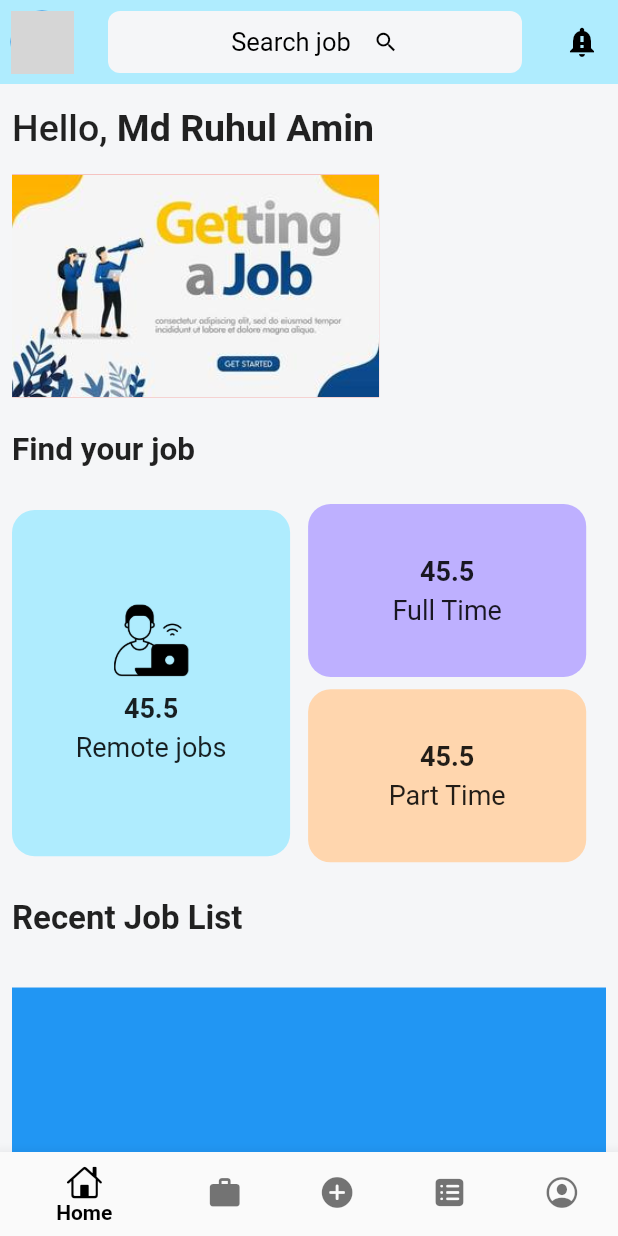
After one commit to ruhul7983/flutter_job_app, a Flutter app: the screen it shows once a user with an empty profile is signed in, on a phone screen of 412 x 824 dp. The commit adds this screen. Run offline on Flutter 3.47's test engine with Material 2 defaults, Android fonts, the phone set to English and light mode, and no system bars; our stand-ins replace cloud_firestore, firebase_auth, firebase_core, firebase_storage, image_picker; accounts and stored records are empty; network calls fail; grey boxes are pictures that could not be loaded.

Commit message:
Flutter job app update 9/7/23

```diff
--- a/lib/main.dart
+++ b/lib/main.dart
@@ -1,5 +1,7 @@
+import 'package:firebase_auth/firebase_auth.dart';
 import 'package:firebase_core/firebase_core.dart';
 import 'package:flutter/material.dart';
+import 'package:job_app/screens/bottom_nav.dart';
 import 'package:job_app/screens/splash_screen.dart';
 import 'package:job_app/utils/colors.dart';
 
@@ -27,7 +29,19 @@ class MyApp extends StatelessWidget {
         scaffoldBackgroundColor: mobileBackgroundColor,
         appBarTheme: AppBarTheme(iconTheme: IconThemeData(color: Colors.black))
       ),
-      home: SplashScreen(),
+      home: StreamBuilder(
+        stream: FirebaseAuth.instance.authStateChanges(),
+        builder: (context, snapshot) {
+          if(snapshot.connectionState == ConnectionState.active){
+            if(snapshot.hasData){
+              return Bottom_Nav();
+            }else if(snapshot.hasError){
+              return SplashScreen();
+            }
+          }
+          return SplashScreen();
+        }
+      ),
     );
   }
 }
--- /dev/null
+++ b/lib/screens/bottom_nav.dart
@@ -0,0 +1,48 @@
+import 'package:flutter/cupertino.dart';
+import 'package:flutter/material.dart';
+import 'package:job_app/utils/colors.dart';
+
+import 'bottom_nav/add_job.dart';
+import 'bottom_nav/all_jobs.dart';
+import 'bottom_nav/homepage.dart';
+import 'bottom_nav/my_applied.dart';
+import 'bottom_nav/profile.dart';
+
+class Bottom_Nav extends StatefulWidget {
+  const Bottom_Nav({Key? key}) : super(key: key);
+
+  @override
+  State<Bottom_Nav> createState() => _Bottom_NavState();
+}
+
+class _Bottom_NavState extends State<Bottom_Nav> {
+  final _page = [HomePage(), AllJobs(), AddJob(), MyApplied(), Profile()];
+  int _currentIndex = 0;
+
+  @override
+  Widget build(BuildContext context) {
+    return Scaffold(
+      bottomNavigationBar: BottomNavigationBar(
+        selectedItemColor: Colors.black,
+        backgroundColor: Colors.white,
+        unselectedItemColor: Colors.black54,
+        currentIndex: _currentIndex,
+        selectedLabelStyle:
+        TextStyle(color: Colors.black, fontWeight: FontWeight.bold),
+        items: [
+          BottomNavigationBarItem(icon: Icon(CupertinoIcons.home),label: "Home"),
+          BottomNavigationBarItem(icon: Icon(Icons.work),label: "All Jobs"),
+          BottomNavigationBarItem(icon: Icon(CupertinoIcons.add_circled_solid),label: "Post Job"),
+          BottomNavigationBarItem(icon: Icon(CupertinoIcons.square_list_fill),label: "Applied Job"),
+          BottomNavigationBarItem(icon: Icon(CupertinoIcons.profile_circled),label: "Profile"),
+        ],
+        onTap: (index){
+          setState(() {
+            _currentIndex = index;
+          });
+        },
+      ),
+      body: _page[_currentIndex],
+    );
+  }
+}
--- /dev/null
+++ b/lib/screens/bottom_nav/homepage.dart
@@ -0,0 +1,201 @@
+import 'package:flutter/material.dart';
+import 'package:job_app/utils/colors.dart';
+
+import '../../main.dart';
+import '../../widgets/job_post_card.dart';
+
+class HomePage extends StatefulWidget {
+  const HomePage({Key? key}) : super(key: key);
+
+  @override
+  State<HomePage> createState() => _HomePageState();
+}
+
+class _HomePageState extends State<HomePage> {
+  @override
+  Widget build(BuildContext context) {
+    //final mq = MediaQuery.of(context).size;
+    return Scaffold(
+      backgroundColor: Color(0xFFf5f6f8),
+      appBar: AppBar(
+        backgroundColor: mainColor,
+        elevation: 0,
+        leading: Padding(
+          padding: const EdgeInsets.all(7),
+          child: CircleAvatar(
+            backgroundImage: NetworkImage(
+                "https://images.unsplash.com/photo-1494790108377-be9c29b29330?ixlib=rb-4.0.3&ixid=M3wxMjA3fDB8MHxwaG90by1wYWdlfHx8fGVufDB8fHx8fA%3D%3D&auto=format&fit=crop&w=387&q=80"),
+          ),
+        ),
+        title: Container(
+          height: mq.height * 0.05,
+          width: mq.width * 0.8,
+          child: Row(
+            mainAxisAlignment: MainAxisAlignment.center,
+            children: [
+              Text(
+                "Search job",
+                style: TextStyle(color: Colors.black,fontWeight: FontWeight.normal,fontSize: 17),
+              ),
+              Padding(
+                padding: const EdgeInsets.only(left: 15),
+                child: Icon(Icons.search,size: 17,),
+              ),
+            ],
+          ),
+          decoration: BoxDecoration(
+            color: Color(0xFFf5f6f8),
+            borderRadius: BorderRadius.circular(8),
+          ),
+        ),
+        actions: [
+          IconButton(
+            onPressed: () {},
+            icon: Icon(Icons.notification_important),
+          )
+        ],
+      ),
+      body: SingleChildScrollView(
+        child: Padding(
+          padding: const EdgeInsets.only(left: 8.0, right: 8.0, top: 15),
+          child: Column(
+            crossAxisAlignment: CrossAxisAlignment.start,
+            children: [
+              Row(
+                children: [
+                  Text(
+                    "Hello, ",
+                    style: TextStyle(fontSize: 25, fontWeight: FontWeight.w500),
+                  ),
+                  Text(
+                    "Md Ruhul Amin",
+                    style: TextStyle(fontWeight: FontWeight.bold, fontSize: 25),
+                  ),
+                ],
+              ),
+              SizedBox(height: mq.height * 0.02),
+              Container(
+                height: mq.height * 0.18,
+                child: Image.asset(
+                  "assets/banner.jpg",
+                  fit: BoxFit.cover,
+                ),
+                decoration: BoxDecoration(
+                  color: Colors.red,
+                ),
+              ),
+              SizedBox(height: mq.height * 0.028),
+              Text(
+                "Find your job",
+                style: TextStyle(fontSize: 21, fontWeight: FontWeight.bold),
+              ),
+              SizedBox(height: mq.height * 0.028),
+              Row(
+                children: [
+                  Container(
+                    height: mq.height * 0.28,
+                    width: mq.width * 0.45,
+                    decoration: BoxDecoration(
+                      color: Color(0xFFafecfe),
+                      borderRadius: BorderRadius.circular(15),
+                    ),
+                    child: Column(
+                      crossAxisAlignment: CrossAxisAlignment.center,
+                      mainAxisAlignment: MainAxisAlignment.center,
+                      children: [
+                        Image.asset(
+                          "assets/remotejob.png",
+                          height: 50,
+                          width: 50,
+                        ),
+                        SizedBox(height: 10),
+                        Text(
+                          "45.5",
+                          style: TextStyle(fontWeight: FontWeight.bold, fontSize: 18),
+                        ),
+                        SizedBox(height: 5),
+                        Text(
+                          "Remote jobs",
+                          style: TextStyle(fontSize: 18),
+                        ),
+                      ],
+                    ),
+                  ),
+                  Padding(
+                    padding: const EdgeInsets.only(left: 12.0),
+                    child: Column(
+                      mainAxisAlignment: MainAxisAlignment.spaceEvenly,
+                      children: [
+                        Container(
+                          height: mq.height * 0.14,
+                          width: mq.width * 0.45,
+                          decoration: BoxDecoration(
+                            color: Color(0xFFbeb0ff),
+                            borderRadius: BorderRadius.circular(15),
+                          ),
+                          child: Column(
+                            crossAxisAlignment: CrossAxisAlignment.center,
+                            mainAxisAlignment: MainAxisAlignment.center,
+                            children: [
+                              Text(
+                                "45.5",
+                                style: TextStyle(fontWeight: FontWeight.bold, fontSize: 18),
+                              ),
+                              SizedBox(height: 5),
+                              Text(
+                                "Full Time",
+                                style: TextStyle(fontSize: 18),
+                              ),
+                            ],
+                          ),
+                        ),
+                        SizedBox(height: mq.height * 0.01),
+                        Container(
+                          height: mq.height * 0.14,
+                          width: mq.width * 0.45,
+                          decoration: BoxDecoration(
+                            color: Color(0xFFffd6ae),
+                            borderRadius: BorderRadius.circular(15),
+                          ),
+                          child: Column(
+                            crossAxisAlignment: CrossAxisAlignment.center,
+                            mainAxisAlignment: MainAxisAlignment.center,
+                            children: [
+                              Text(
+                                "45.5",
+                                style: TextStyle(fontWeight: FontWeight.bold, fontSize: 18),
+                              ),
+                              SizedBox(height: 5),
+                              Text(
+                                "Part Time",
+                                style: TextStyle(fontSize: 18),
+                              ),
+                            ],
+                          ),
+                        ),
+                      ],
+                    ),
+                  ),
+                ],
+              ),
+              SizedBox(height: mq.height * 0.03),
+              Text(
+                "Recent Job List",
+                style: TextStyle(fontSize: 22, fontWeight: FontWeight.bold),
+              ),
+              SizedBox(height: mq.height * 0.03),
+              ListView.builder(
+                shrinkWrap: true,
+                physics: NeverScrollableScrollPhysics(),
+                clipBehavior: Clip.antiAlias,
+                itemCount: 10,
+                itemBuilder: (context, index) {
+                return JobPostCard();
+              },)
+            ],
+          ),
+        ),
+      ),
+    );
+  }
+}
--- a/lib/utils/colors.dart
+++ b/lib/utils/colors.dart
@@ -6,3 +6,5 @@ const mobileSearchColor = Color.fromRGBO(38, 38, 38, 1);
 const blueColor = Color.fromRGBO(0, 149, 246, 1);
 const primaryColor = Colors.white;
 const secondaryColor = Colors.grey;
+
+const mainColor = Color(0xFFafecfe);
--- a/lib/utils/utils.dart
+++ b/lib/utils/utils.dart
@@ -6,5 +6,5 @@ pickImage(ImageSource source) async {
   if(_file != null){
     return await _file.readAsBytes();
   }
-  print("No image selectd");
+  print("No image selected");
 }
--- /dev/null
+++ b/lib/widgets/job_post_card.dart
@@ -0,0 +1,25 @@
+import 'package:flutter/material.dart';
+
+import '../main.dart';
+
+class JobPostCard extends StatefulWidget {
+  const JobPostCard({Key? key}) : super(key: key);
+
+  @override
+  State<JobPostCard> createState() => _JobPostCardState();
+}
+
+class _JobPostCardState extends State<JobPostCard> {
+  @override
+  Widget build(BuildContext context) {
+    return Padding(
+      padding: const EdgeInsets.only(top: 8.0,bottom: 8.0),
+      child: Container(
+        height: mq.height * 0.25,
+        decoration: BoxDecoration(
+          color: Colors.blue,
+        ),
+      ),
+    );
+  }
+}
--- a/lib/widgets/text_field.dart
+++ b/lib/widgets/text_field.dart
@@ -27,6 +27,7 @@ class TextInputField extends StatelessWidget {
           labelText: hintText,
         ),
         obscureText: isPass,
+
       ),
     );
   }
--- a/pubspec.yaml
+++ b/pubspec.yaml
@@ -40,6 +40,8 @@ dependencies:
   firebase_storage: ^11.2.4
   cloud_firestore: ^4.8.2
   image_picker: ^1.0.0
+  uuid: ^3.0.7
+  intl: ^0.18.1
 
 dev_dependencies:
   flutter_test:
```
Also changed, not shown: lib/resources/firestore_method.dart (added, +30 -0 lines), lib/resources/stroage_method.dart (added, +27 -0 lines), lib/screens/bottom_nav/add_job.dart (added, +15 -0 lines), lib/screens/bottom_nav/all_jobs.dart (added, +15 -0 lines), lib/screens/bottom_nav/my_applied.dart (added, +15 -0 lines), lib/screens/bottom_nav/profile.dart (added, +15 -0 lines), lib/screens/complete_profile.dart (+37 -4 lines), lib/screens/select_expertise_screen.dart (+11 -2 lines), assets/banner.jpg (added), assets/remotejob.png (added), pubspec.lock.
